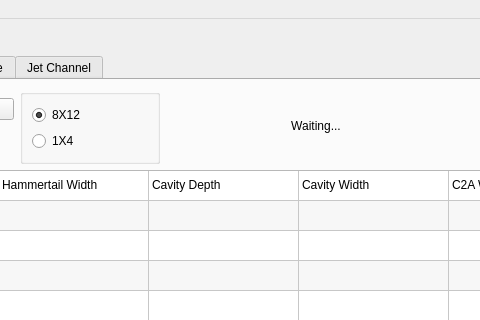
Before: the Qt Designer form X8060gui.ui in Nicolas-fssw/X8060_gui, drawn with Qt 5; both pictures show x 172 to 652 and y 0 to 320 of the 1294 by 593 pixel window.
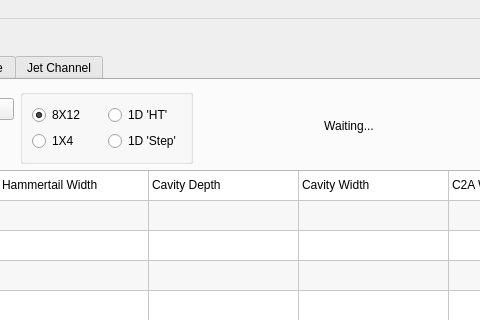
After: the same form once the commit is applied. The open tabs and pages were chosen to show the change. Custom widgets are drawn as their Qt base class.

```diff
--- a/X8060gui.ui
+++ b/X8060gui.ui
@@ -1254,6 +1254,44 @@
                </property>
               </widget>
              </item>
+             <item row="1" column="2">
+              <widget class="QRadioButton" name="BCH_mask_9">
+               <property name="minimumSize">
+                <size>
+                 <width>70</width>
+                 <height>20</height>
+                </size>
+               </property>
+               <property name="text">
+                <string>1D 'Step'</string>
+               </property>
+               <property name="checked">
+                <bool>false</bool>
+               </property>
+               <property name="autoExclusive">
+                <bool>true</bool>
+               </property>
+              </widget>
+             </item>
+             <item row="0" column="2">
+              <widget class="QRadioButton" name="BCH_mask_10">
+               <property name="minimumSize">
+                <size>
+                 <width>70</width>
+                 <height>20</height>
+                </size>
+               </property>
+               <property name="text">
+                <string>1D 'HT'</string>
+               </property>
+               <property name="checked">
+                <bool>false</bool>
+               </property>
+               <property name="autoExclusive">
+                <bool>true</bool>
+               </property>
+              </widget>
+             </item>
             </layout>
            </item>
           </layout>
```
Left out of the diff: 2 changed lines with no effect on the pictures.
